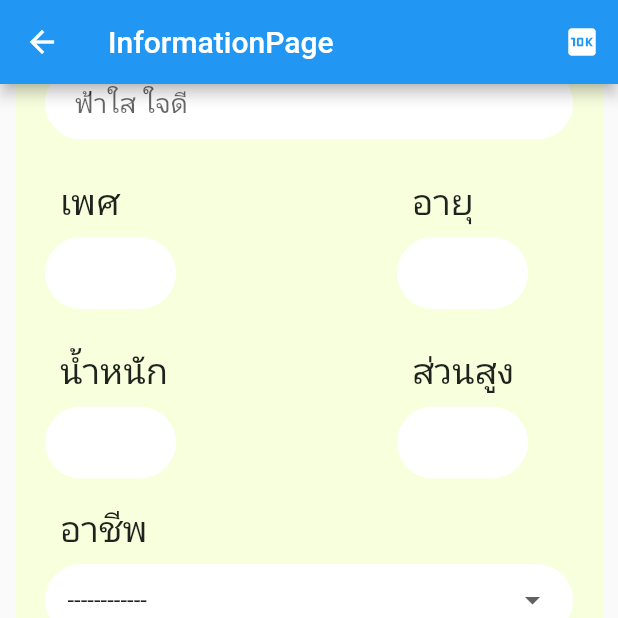
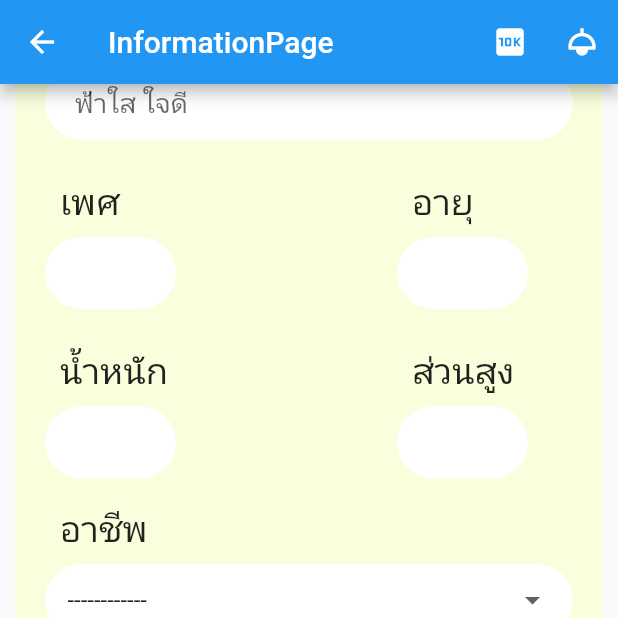
Before and after one commit to AINutritionProject/KinDeeUDee, a Flutter app: the InformationPage screen opened directly, scrolled down 328 dp, on a phone screen of 412 x 824 dp, the top half of it. Run offline on Flutter 3.47's test engine with Material 2 defaults, Android fonts, the phone set to English and light mode, and no system bars; our stand-ins replace camera, cloud_firestore, csv, dotted_border, firebase_auth, firebase_core and 3 more; accounts and stored records are empty; network calls fail.

Commit message:
add action button in information page to link to bmi page

```diff
--- a/lib/pages/information/information.dart
+++ b/lib/pages/information/information.dart
@@ -1,6 +1,7 @@
 import 'package:flutter/material.dart';
 import 'package:appfood2/pages/information/personal_information.dart';
 import 'package:appfood2/pages/information/milk.dart';
+import 'package:appfood2/pages/information/bmi.dart';
 
 class InformationPage extends StatelessWidget {
   const InformationPage({super.key});
@@ -21,7 +22,13 @@ class InformationPage extends StatelessWidget {
               );
             },
             icon: const Icon(Icons.ten_k),
-          )
+          ),
+          IconButton(
+              onPressed: () {
+                Navigator.of(context).push(
+                    MaterialPageRoute(builder: (context) => const BMIPage()));
+              },
+              icon: const Icon(Icons.light_sharp))
         ],
       ),
       body: const Center(
```
